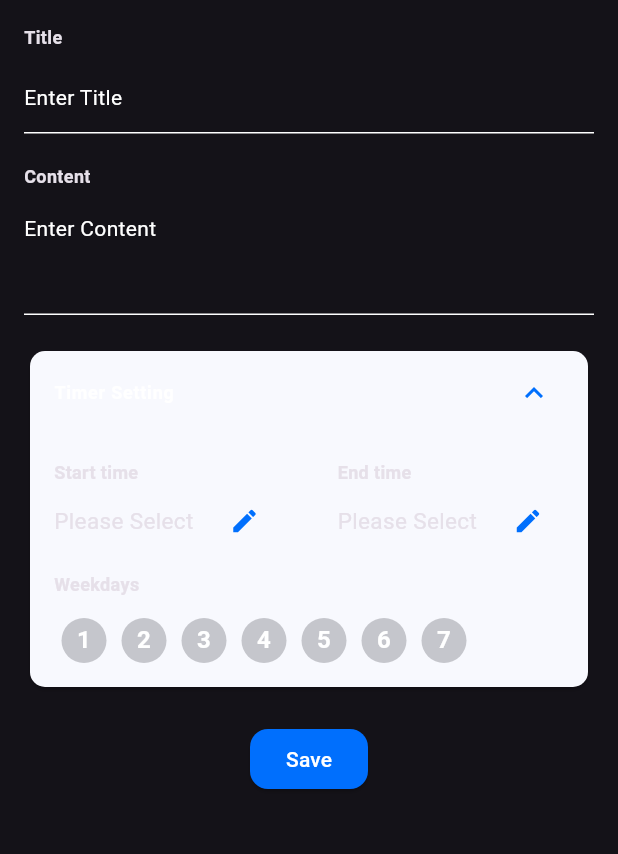
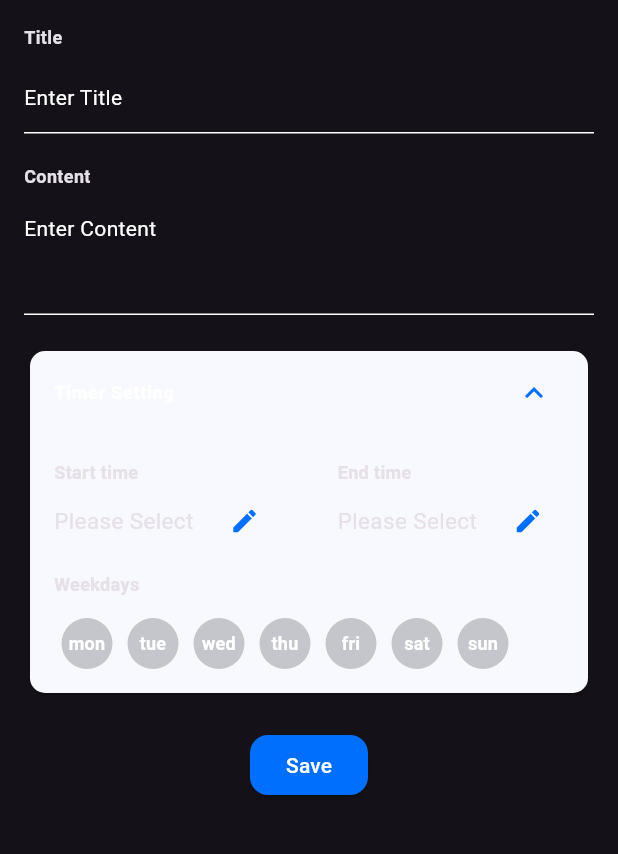
Before and after one commit to bluegmlduf2/noteapp, a Flutter app: the EditNotePage screen opened directly with empty values, after a tap on "Timer Setting", on a phone screen of 412 x 824 dp, the part 84-938 px from its top. Run offline on Flutter 3.47's test engine with Material 3 defaults, Android fonts, the phone set to English and light mode, and no system bars; our stand-ins replace shared_preferences, sqflite; accounts and stored records are empty.

Commit message:
fix: 요일명추가

```diff
--- a/lib/component/weekdayButtons.dart
+++ b/lib/component/weekdayButtons.dart
@@ -9,11 +9,26 @@ class WeekdayButtons extends StatefulWidget {
 }
 
 class _WeekdayButtonsState extends State<WeekdayButtons> {
-  final List<bool> isSelected = List.generate(7, (index) => false);
+  List<Map<String, dynamic>> list = [
+    {'key': 0, 'name': 'mon', 'isSelected': false},
+    {'key': 1, 'name': 'tue', 'isSelected': false},
+    {'key': 2, 'name': 'wed', 'isSelected': false},
+    {'key': 3, 'name': 'thu', 'isSelected': false},
+    {'key': 4, 'name': 'fri', 'isSelected': false},
+    {'key': 5, 'name': 'sat', 'isSelected': false},
+    {'key': 6, 'name': 'sun', 'isSelected': false},
+  ];
 
-  void _toggleSelection(int index) {
+  void _toggleSelection(int key) {
     setState(() {
-      isSelected[index] = !isSelected[index];
+      var item = list.firstWhere(
+        (element) => element['key'] == key,
+        orElse: () => {},
+      );
+
+      if (item.isNotEmpty) {
+        item['isSelected'] = !item['isSelected'];
+      }
     });
   }
 
@@ -39,16 +54,16 @@ class _WeekdayButtonsState extends State<WeekdayButtons> {
   }
 
   List<Widget> _buildWeekdayButtons() {
-    return List.generate(7, (index) {
+    return list.map((weekday) {
       return Padding(
         padding: const EdgeInsets.symmetric(horizontal: 5),
         child: WeekdayButton(
-          label: "${index + 1}",
-          isSelected: isSelected[index],
-          onTap: () => _toggleSelection(index),
+          label: "${weekday['name']}",
+          isSelected: weekday['isSelected'],
+          onTap: () => _toggleSelection(weekday['key']),
         ),
       );
-    });
+    }).toList();
   }
 }
 
@@ -69,13 +84,14 @@ class WeekdayButton extends StatelessWidget {
     return GestureDetector(
       onTap: onTap,
       child: CircleAvatar(
-        radius: 15,
+        radius: 17,
         backgroundColor: isSelected ? blue1 : gray2,
         child: Text(
           label,
+          textAlign: TextAlign.center,
           style: TextStyle(
             color: Colors.white,
-            fontSize: 16,
+            fontSize: 12,
             fontWeight: FontWeight.bold,
           ),
         ),
```
